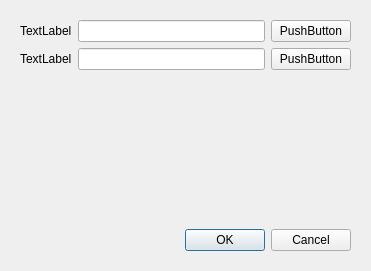
shihuaxiang/MyUI, file shadowdialog/simpledialog.ui: the form before one commit.
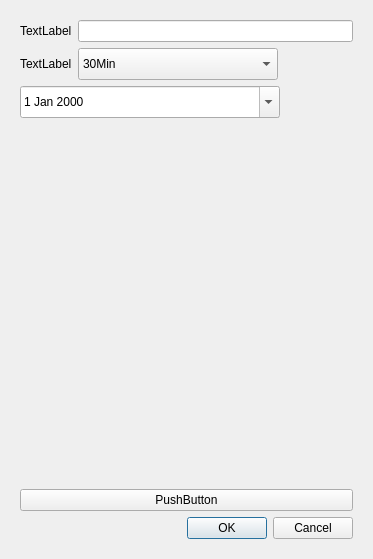
The form after the commit.

```diff
--- a/shadowdialog/simpledialog.ui
+++ b/shadowdialog/simpledialog.ui
@@ -6,8 +6,8 @@
    <rect>
     <x>0</x>
     <y>0</y>
-    <width>371</width>
-    <height>271</height>
+    <width>373</width>
+    <height>559</height>
    </rect>
   </property>
   <property name="windowTitle">
@@ -32,13 +32,6 @@
         <item>
          <widget class="QLineEdit" name="lineEdit"/>
         </item>
-        <item>
-         <widget class="QPushButton" name="pushButton">
-          <property name="text">
-           <string>PushButton</string>
-          </property>
-         </widget>
-        </item>
        </layout>
       </item>
       <item>
@@ -51,17 +44,71 @@
          </widget>
         </item>
         <item>
-         <widget class="QLineEdit" name="lineEdit_2"/>
-        </item>
-        <item>
-         <widget class="QPushButton" name="pushButton_2">
-          <property name="text">
-           <string>PushButton</string>
+         <widget class="QComboBox" name="comboBox">
+          <property name="minimumSize">
+           <size>
+            <width>200</width>
+            <height>32</height>
+           </size>
           </property>
+          <property name="maximumSize">
+           <size>
+            <width>200</width>
+            <height>32</height>
+           </size>
+          </property>
+          <item>
+           <property name="text">
+            <string>30Min</string>
+           </property>
+          </item>
+          <item>
+           <property name="text">
+            <string>1Hour</string>
+           </property>
+          </item>
          </widget>
         </item>
+        <item>
+         <spacer name="horizontalSpacer">
+          <property name="orientation">
+           <enum>Qt::Horizontal</enum>
+          </property>
+          <property name="sizeHint" stdset="0">
+           <size>
+            <width>40</width>
+            <height>20</height>
+           </size>
+          </property>
+         </spacer>
+        </item>
        </layout>
       </item>
+      <item>
+       <widget class="QDateEdit" name="dateEdit">
+        <property name="sizePolicy">
+         <sizepolicy hsizetype="Fixed" vsizetype="Fixed">
+          <horstretch>0</horstretch>
+          <verstretch>0</verstretch>
+         </sizepolicy>
+        </property>
+        <property name="minimumSize">
+         <size>
+          <width>260</width>
+          <height>32</height>
+         </size>
+        </property>
+        <property name="maximumSize">
+         <size>
+          <width>260</width>
+          <height>32</height>
+         </size>
+        </property>
+        <property name="calendarPopup">
+         <bool>true</bool>
+        </property>
+       </widget>
+      </item>
       <item>
        <spacer name="verticalSpacer">
         <property name="orientation">
@@ -75,6 +122,13 @@
         </property>
        </spacer>
       </item>
+      <item>
+       <widget class="QPushButton" name="resourseButton">
+        <property name="text">
+         <string>PushButton</string>
+        </property>
+       </widget>
+      </item>
       <item>
        <widget class="QDialogButtonBox" name="buttonBox">
         <property name="styleSheet">
```
